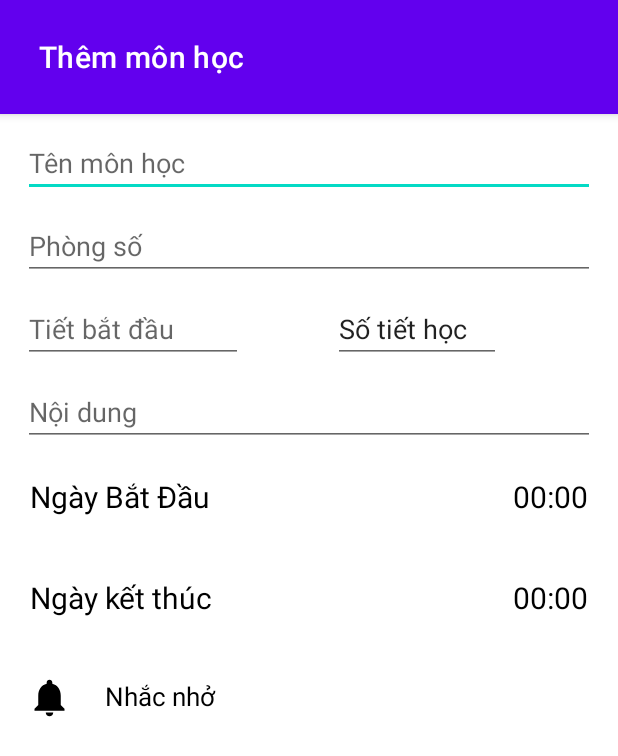
After one commit to thuantran190200/Timetable, an Android app: the activity_event screen opened directly, with no data from a screen before it, on a phone screen of 412 x 824 dp. The commit adds this screen. Shown: the top 756 px of the screen. Run offline under Robolectric (Android 15) with nearby library versions, the phone set to English and light mode, and no system bars; Roboto replaces fonts that are not available here.

Commit message:
Add Calendar TimesTable

```diff
--- a/app/src/main/AndroidManifest.xml
+++ b/app/src/main/AndroidManifest.xml
@@ -9,7 +9,8 @@
         android:roundIcon="@mipmap/ic_launcher_round"
         android:supportsRtl="true"
         android:theme="@style/Theme.Timetable">
-        <activity android:name=".Them_cv_tkb"></activity>
+        <activity android:name=".activity_event"></activity>
+        <activity android:name=".Them_cv_tkb" />
         <activity android:name=".Thoikhoabieu" />
         <activity android:name=".Thongtincanhan" />
         <activity android:name=".Giaodien_contrangchu" />
--- /dev/null
+++ b/app/src/main/java/com/example/timetable/activity_event.java
@@ -0,0 +1,14 @@
+package com.example.timetable;
+
+import androidx.appcompat.app.AppCompatActivity;
+
+import android.os.Bundle;
+
+public class activity_event extends AppCompatActivity {
+
+    @Override
+    protected void onCreate(Bundle savedInstanceState) {
+        super.onCreate(savedInstanceState);
+        setContentView(R.layout.activity_event);
+    }
+}
--- /dev/null
+++ b/app/src/main/res/drawable-tvdpi/ic_bell_vector.xml
@@ -0,0 +1,9 @@
+<vector xmlns:android="http://schemas.android.com/apk/res/android"
+    android:width="30dp"
+    android:height="30dp"
+    android:viewportWidth="24"
+    android:viewportHeight="24">
+    <path
+        android:fillColor="#000000"
+        android:pathData="M12,22c1.1,0 2,-0.9 2,-2h-4c0,1.1 0.89,2 2,2zM18,16v-5c0,-3.07 -1.64,-5.64 -4.5,-6.32L13.5,4c0,-0.83 -0.67,-1.5 -1.5,-1.5s-1.5,0.67 -1.5,1.5v0.68C7.63,5.36 6,7.92 6,11v5l-2,2v1h16v-1l-2,-2z"/>
+</vector>
--- /dev/null
+++ b/app/src/main/res/drawable-tvdpi/tbackground.xml
@@ -0,0 +1,8 @@
+<?xml version="1.0" encoding="utf-8" ?>
+<selector xmlns:android="http://schemas.android.com/apk/res/android">
+    <!--  The default background image -->
+    <!--<item android:drawable="@color/white" />-->
+    <!--  Background image with no focus  -->
+    <item android:state_window_focused="false" android:drawable="@color/white" />
+    <item android:state_focused="false" android:state_pressed="true"  android:drawable="@color/black" />
+</selector>
--- /dev/null
+++ b/app/src/main/res/layout/activity_event.xml
@@ -0,0 +1,172 @@
+<?xml version="1.0" encoding="utf-8"?>
+<LinearLayout xmlns:android="http://schemas.android.com/apk/res/android"
+    xmlns:app="http://schemas.android.com/apk/res-auto"
+    xmlns:tools="http://schemas.android.com/tools"
+    android:layout_width="match_parent"
+    android:layout_height="match_parent"
+    android:orientation="vertical"
+    tools:context=".activity_event">
+
+    <com.google.android.material.appbar.AppBarLayout
+        android:layout_width="match_parent"
+        android:layout_height="wrap_content"
+        android:padding="10dp">
+
+        <androidx.appcompat.widget.Toolbar
+            style="@style/Widget.MaterialComponents.Toolbar.Primary"
+            android:layout_width="match_parent"
+            android:layout_height="?attr/actionBarSize"
+            app:title="Thêm môn học" />
+    </com.google.android.material.appbar.AppBarLayout>
+
+    <RelativeLayout
+        android:id="@+id/event_holder"
+        android:layout_width="wrap_content"
+        android:layout_height="wrap_content">
+
+        <EditText
+            android:id="@+id/event_title"
+            android:layout_width="match_parent"
+            android:layout_height="wrap_content"
+            android:layout_marginLeft="15dp"
+            android:layout_marginTop="10dp"
+            android:layout_marginRight="15dp"
+            android:hint="Tên môn học"
+            android:inputType="textCapSentences"
+            android:maxLength="180" />
+
+        <EditText
+            android:id="@+id/event_location"
+            android:layout_width="match_parent"
+            android:layout_height="wrap_content"
+            android:layout_below="@id/event_title"
+            android:layout_marginLeft="15dp"
+            android:layout_marginTop="10dp"
+            android:layout_marginRight="15dp"
+            android:hint="Phòng số"
+            android:inputType="textCapSentences"
+            android:maxLength="20" />
+
+        <EditText
+            android:id="@+id/event_tietbd"
+            android:layout_width="match_parent"
+            android:layout_height="wrap_content"
+            android:layout_below="@id/event_location"
+            android:layout_marginLeft="15dp"
+            android:layout_marginTop="10dp"
+            android:layout_marginRight="250dp"
+            android:hint="Tiết bắt đầu"
+            android:inputType="number"
+            android:maxLength="2" />
+
+        <EditText
+            android:id="@+id/event_sotiet"
+            android:layout_width="112dp"
+            android:layout_height="wrap_content"
+            android:layout_below="@id/event_location"
+            android:layout_marginStart="-190dp"
+            android:layout_marginLeft="15dp"
+            android:layout_marginTop="10dp"
+            android:layout_marginRight="250dp"
+            android:layout_toEndOf="@id/event_tietbd"
+            android:layout_toRightOf="@id/event_tietbd"
+            android:ellipsize="end"
+            android:maxLines="1"
+            android:text="Số tiết học" />
+
+        <EditText
+            android:id="@+id/event_description"
+            android:layout_width="match_parent"
+            android:layout_height="wrap_content"
+            android:layout_below="@id/event_tietbd"
+            android:layout_marginLeft="15dp"
+            android:layout_marginTop="10dp"
+            android:layout_marginRight="15dp"
+            android:hint="Nội dung"
+            android:inputType="textCapSentences|textMultiLine"
+            android:maxLength="180" />
+    </RelativeLayout>
+
+    <RelativeLayout
+        android:layout_width="match_parent"
+        android:layout_height="wrap_content"
+        android:background="@drawable/tbackground">
+
+        <TextView
+            android:id="@+id/event_date"
+            android:layout_width="wrap_content"
+            android:layout_height="wrap_content"
+            android:layout_margin="10dp"
+            android:padding="10dp"
+            android:text="@string/date"
+            android:textColor="@color/black"
+            android:textSize="20dp" />
+
+        <TextView
+            android:id="@+id/event_time"
+            android:layout_width="wrap_content"
+            android:layout_height="wrap_content"
+            android:layout_alignParentEnd="true"
+            android:layout_alignParentRight="true"
+            android:layout_margin="10dp"
+            android:padding="10dp"
+            android:text="@string/time"
+            android:textColor="@color/black"
+            android:textSize="20dp" />
+
+        <TextView
+            android:id="@+id/event_dateend"
+            android:layout_width="wrap_content"
+            android:layout_height="wrap_content"
+            android:layout_below="@+id/event_date"
+            android:layout_margin="10dp"
+            android:layout_marginTop="25dp"
+            android:layout_marginBottom="5dp"
+            android:padding="10dp"
+            android:text="@string/date_end"
+            android:textColor="@color/black"
+            android:textSize="20dp" />
+
+        <TextView
+            android:id="@+id/event_timeend"
+            android:layout_width="wrap_content"
+            android:layout_height="wrap_content"
+            android:layout_below="@+id/event_time"
+            android:layout_alignParentEnd="true"
+            android:layout_alignParentRight="true"
+            android:layout_margin="10dp"
+            android:padding="10dp"
+            android:text="@string/time"
+            android:textColor="@color/black"
+            android:textSize="20dp" />
+
+    </RelativeLayout>
+
+    <RelativeLayout
+        android:layout_width="wrap_content"
+        android:layout_height="wrap_content">
+
+        <ImageView
+            android:id="@+id/event_reminder_image"
+            android:layout_width="wrap_content"
+            android:layout_height="wrap_content"
+            android:padding="8dp"
+            android:layout_margin="10dp"
+            android:src="@drawable/ic_bell_vector"/>
+        <TextView
+            android:id="@+id/event_reminder"
+            android:layout_width="match_parent"
+            android:layout_height="wrap_content"
+            android:layout_toRightOf="@id/event_reminder_image"
+            android:textSize="17dp"
+            android:paddingBottom="16dp"
+            android:paddingEnd="16dp"
+            android:paddingTop="20dp"
+            android:text="@string/reminder"
+            android:textColor="@color/black"
+            android:layout_marginStart="4dp"
+            android:paddingRight="16dp"
+            android:layout_marginLeft="4dp" />
+    </RelativeLayout>
+
+</LinearLayout>
--- a/app/src/main/res/values/strings.xml
+++ b/app/src/main/res/values/strings.xml
@@ -4,5 +4,10 @@
     <string name="s_ho_n_h_o_t_c_t_ng_ch_t_m_t">Sự hoàn hảo đạt được từng chút một,</string>
     <string name="n_c_n_b_n_tay_c_a_th_i_gian">nó cần bàn tay của thời gian</string>
     <string name="todo">TODO</string>
+    <string name="date">Ngày Bắt Đầu</string>
+    <string name="time">00:00</string>
+    <string name="date_end">Ngày kết thúc</string>
     <string name="h_t_n">Họ tên</string>
+    <string name="reminder">Nhắc nhở</string>
+
 </resources>
```
Also changed, not shown: app/src/main/res/drawable-tvdpi/even_list_color_bar.xml (added, +15 -0 lines), app/src/main/res/drawable-xxxhdpi/ic_baseline_check_24.xml (added, +10 -0 lines), app/src/main/res/drawable-xxxhdpi/ic_baseline_restore_from_trash_24.xml (added, +10 -0 lines), app/src/main/res/layout/item_timetable.xml (added, +51 -0 lines), app/src/main/res/menu/custom_menu.xml (added, +12 -0 lines), app/src/main/res/menu/custom_menu_trash.xml (added, +16 -0 lines).
